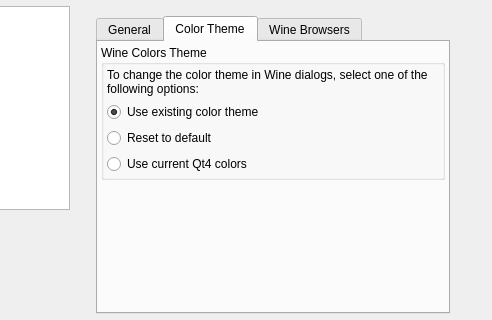
Old version of the form src/q4wine-gui/uis/FakeDriveSettings.ui in the repository brezerk/q4wine; both pictures show x 204 to 696 and y 0 to 320 of the 696 by 436 pixel window.
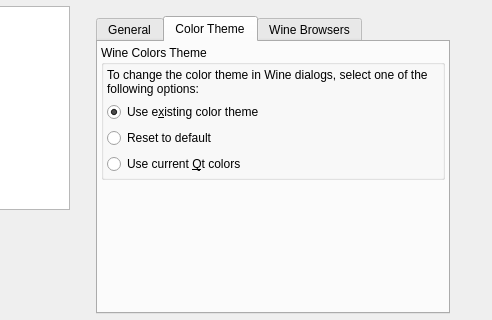
New version of the form. The open tabs and pages were chosen to show the change.

What changed in the file:
```diff
--- a/src/q4wine-gui/uis/FakeDriveSettings.ui
+++ b/src/q4wine-gui/uis/FakeDriveSettings.ui
@@ -570,7 +570,7 @@
                <item>
                 <widget class="QRadioButton" name="rbColorsLeave">
                  <property name="text">
-                  <string>Use existing color theme</string>
+                  <string>Use e&amp;xisting color theme</string>
                  </property>
                  <property name="checked">
                   <bool>true</bool>
@@ -587,7 +587,7 @@
                <item>
                 <widget class="QRadioButton" name="rbColorsQt4">
                  <property name="text">
-                  <string>Use current Qt4 colors</string>
+                  <string>Use current &amp;Qt colors</string>
                  </property>
                 </widget>
                </item>
```
Left out of the diff: 4 changed lines with no effect on the pictures.
